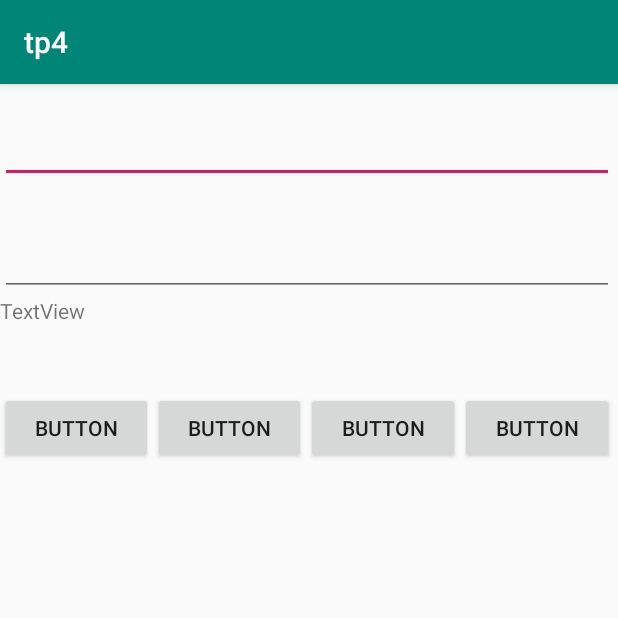
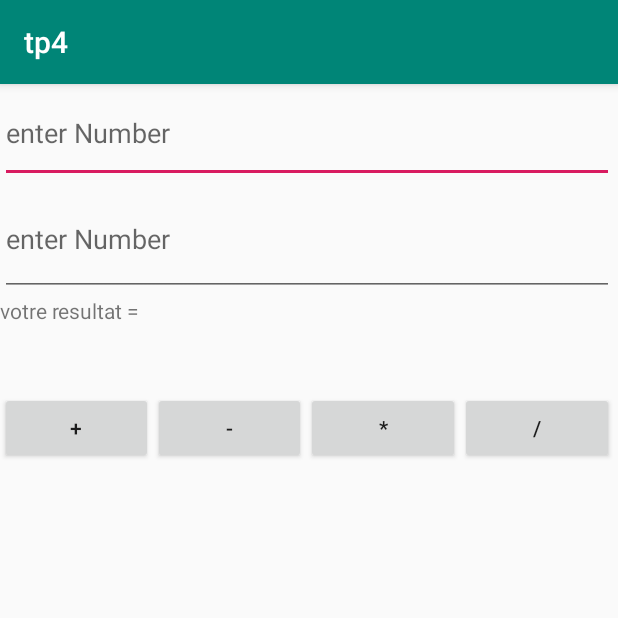
Before and after one commit to ziedtuihri/AndroidStudioProjects, an Android app: the screen it shows after launch (MainActivity), on a phone screen of 412 x 824 dp, the top half of it. Run offline under Robolectric (Android 15) with nearby library versions, the phone set to English and light mode, and no system bars.

Commit message:
Mathematics Joke

```diff
--- a/tp4/app/src/main/res/layout/activity_main.xml
+++ b/tp4/app/src/main/res/layout/activity_main.xml
@@ -11,13 +11,15 @@
         android:layout_height="729dp"
         android:orientation="vertical"
         tools:layout_editor_absoluteX="1dp"
-        tools:layout_editor_absoluteY="1dp">
+        tools:layout_editor_absoluteY="1dp"
+        tools:ignore="MissingConstraints">
 
         <EditText
             android:id="@+id/editText1"
             android:layout_width="match_parent"
             android:layout_height="66dp"
             android:ems="10"
+            android:hint="enter Number"
             android:inputType="numberDecimal" />
 
         <EditText
@@ -25,13 +27,14 @@
             android:layout_width="match_parent"
             android:layout_height="75dp"
             android:ems="10"
+            android:hint="enter Number"
             android:inputType="numberDecimal" />
 
         <TextView
             android:id="@+id/textView"
             android:layout_width="match_parent"
             android:layout_height="64dp"
-            android:text="TextView" />
+            android:text="votre resultat = " />
 
         <LinearLayout
             android:layout_width="match_parent"
@@ -43,28 +46,30 @@
                 android:layout_width="wrap_content"
                 android:layout_height="wrap_content"
                 android:layout_weight="1"
-                android:text="Button" />
+                android:onClick="plusClick"
+                android:text="+" />
 
             <Button
                 android:id="@+id/sustractionB"
                 android:layout_width="wrap_content"
                 android:layout_height="wrap_content"
                 android:layout_weight="1"
-                android:text="Button" />
+                android:onClick="mClick"
+                android:text="-" />
 
             <Button
                 android:id="@+id/foisB"
                 android:layout_width="wrap_content"
                 android:layout_height="wrap_content"
                 android:layout_weight="1"
-                android:text="Button" />
+                android:text="*" />
 
             <Button
                 android:id="@+id/divB"
                 android:layout_width="wrap_content"
                 android:layout_height="wrap_content"
                 android:layout_weight="1"
-                android:text="Button" />
+                android:text="/" />
         </LinearLayout>
     </LinearLayout>
 </androidx.constraintlayout.widget.ConstraintLayout>
```
Also changed, not shown: tp4/app/src/main/java/com/example/tp4/MainActivity.java (+23 -6 lines).
